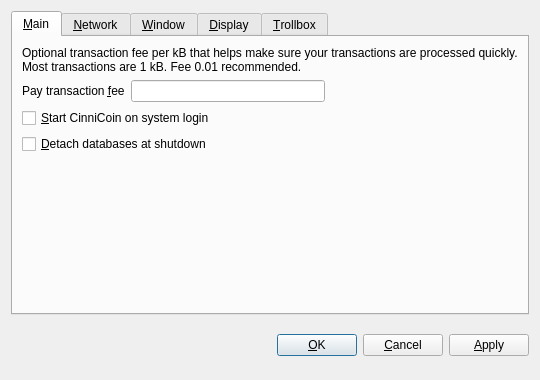
Before: the Qt Designer form src/qt/forms/optionsdialog.ui in Cinnicoin/CinniCoin, drawn with Qt 5.
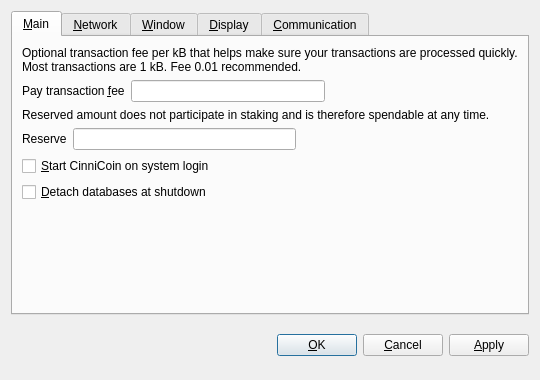
After: the same form once the commit is applied. Custom widgets are drawn as their Qt base class.

Patch:
```diff
--- a/src/qt/forms/optionsdialog.ui
+++ b/src/qt/forms/optionsdialog.ui
@@ -62,7 +62,53 @@
           <widget class="BitcoinAmountField" name="transactionFee"/>
          </item>
          <item>
-          <spacer name="horizontalSpacer_Main">
+          <spacer name="horizontalSpacerFee">
+           <property name="orientation">
+            <enum>Qt::Horizontal</enum>
+           </property>
+           <property name="sizeHint" stdset="0">
+            <size>
+             <width>40</width>
+             <height>20</height>
+            </size>
+           </property>
+          </spacer>
+         </item>
+        </layout>
+       </item>
+       <item>
+        <widget class="QLabel" name="reserveBalanceInfoLabel">
+         <property name="text">
+          <string>Reserved amount does not participate in staking and is therefore spendable at any time.</string>
+         </property>
+         <property name="textFormat">
+          <enum>Qt::PlainText</enum>
+         </property>
+         <property name="wordWrap">
+          <bool>true</bool>
+         </property>
+        </widget>
+       </item>
+       <item>
+        <layout class="QHBoxLayout" name="horizontalLayoutReserveBalance">
+         <item>
+          <widget class="QLabel" name="reserveBalanceLabel">
+           <property name="text">
+            <string>Reserve</string>
+           </property>
+           <property name="textFormat">
+            <enum>Qt::PlainText</enum>
+           </property>
+           <property name="buddy">
+            <cstring>reserveBalance</cstring>
+           </property>
+          </widget>
+         </item>
+         <item>
+          <widget class="BitcoinAmountField" name="reserveBalance"/>
+         </item>
+         <item>
+          <spacer name="horizontalSpacerReserveBalance">
            <property name="orientation">
             <enum>Qt::Horizontal</enum>
            </property>
@@ -370,7 +416,7 @@
      </widget>
      <widget class="QWidget" name="tabTrollbox">
       <attribute name="title">
-       <string>&amp;Trollbox</string>
+       <string>&amp;Communication</string>
       </attribute>
       <layout class="QVBoxLayout" name="verticalLayout_2">
        <item>
```
Left out of the diff: 31 changed lines with no effect on the pictures. Lines whose indentation alone changed are shown as unchanged.
